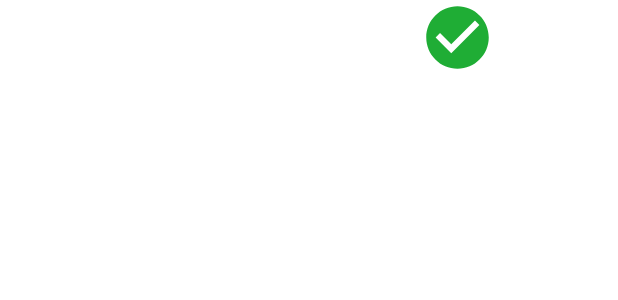
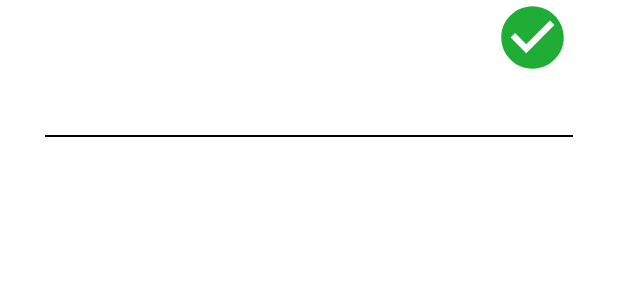
Before and after one commit to VinhPham2412/SmartOrder, an Android app: the layout custom_getbuffet.xml on its own in the app's theme, with its tools: preview values and no code run, on a phone screen of 412 x 824 dp. Shown: the top 300 px of the screen. Run offline under Robolectric (Android 15) with nearby library versions, the phone set to English and light mode, and no system bars.

Commit message:
Custom Layout

```diff
--- a/app/src/main/AndroidManifest.xml
+++ b/app/src/main/AndroidManifest.xml
@@ -13,7 +13,9 @@
         android:theme="@style/Theme.Su21G3Project">
         <activity android:name=".Customer.BookedHistory"></activity>
         <activity android:name=".Customer.OrderHistory" />
-        <activity android:name="Waiter.MainWaiterActivity" />
+        <activity android:name="Waiter.MainWaiterActivity" >
+
+        </activity>
         <activity android:name=".CommunicationCustomer" />
         <activity android:name=".NotificationActivity" />
         <activity android:name=".GetBuffetActivity" />
@@ -29,7 +31,6 @@
         <activity android:name=".MainActivity">
             <intent-filter>
                 <action android:name="android.intent.action.MAIN" />
-
                 <category android:name="android.intent.category.LAUNCHER" />
             </intent-filter>
         </activity>
--- a/app/src/main/java/Fragments/OrderFragment.java
+++ b/app/src/main/java/Fragments/OrderFragment.java
@@ -30,7 +30,7 @@ public class OrderFragment extends Fragment {
 
 
     private RecyclerView recyclerView;
-    private List<List<OrderDetail>> list;
+//    private List<List<OrderDetail>> list;
     private DatabaseReference reference;
     private OrderProcessingAdapter orderProcessingAdapter;
     private List<List<OrderDetail>> result = new ArrayList<>();
--- a/app/src/main/java/adapter/MenuAdapter.java
+++ b/app/src/main/java/adapter/MenuAdapter.java
@@ -69,7 +69,9 @@ public class MenuAdapter extends RecyclerView.Adapter<MenuAdapter.ViewHolder> {
         reference.addValueEventListener(new ValueEventListener() {
             @Override
             public void onDataChange(@NonNull @NotNull DataSnapshot snapshot) {
+                foods.clear();
                 for(DataSnapshot snap:snapshot.getChildren()){
+
                     Food food = snap.getValue(Food.class);
                     foods.add(food);
                 }
--- a/app/src/main/java/com/example/su21g3project/VerifySMSToken.java
+++ b/app/src/main/java/com/example/su21g3project/VerifySMSToken.java
@@ -56,7 +56,6 @@ public class VerifySMSToken extends AppCompatActivity {
                     if (task.isSuccessful()) {
                         SharedPreferences preferences = getSharedPreferences("main", Context.MODE_PRIVATE);
                         preferences.edit().clear().commit();
-
                         // Sign in success, update UI with the signed-in user's information
                         Log.d(TAG, "signInWithCredential:success");
                         Intent intent = new Intent(VerifySMSToken.this,MainActivity.class);
@@ -67,7 +66,7 @@ public class VerifySMSToken extends AppCompatActivity {
                        FirebaseUser firebaseUser=mAuth.getCurrentUser();
                        assert firebaseUser != null;
                        String userId=firebaseUser.getUid();
-                        databaseReference = FirebaseDatabase.getInstance().getReference("Users").child(userId);
+                        databaseReference = FirebaseDatabase.getInstance().getReference("User").child(userId);
                         ValueEventListener eventListener=new ValueEventListener() {
                             @Override
                             public void onDataChange(@NonNull DataSnapshot snapshot) {
--- a/app/src/main/java/model/ProcessOrder.java
+++ b/app/src/main/java/model/ProcessOrder.java
@@ -119,6 +119,7 @@ public class ProcessOrder {
         result.put("numberOfPeople", numberOfPeople);
         result.put("note", note);
         result.put("isVerify", isVerify);
+        result.put("status",false);
 
         return result;
     }
--- a/app/src/main/res/layout/activity_orders_food.xml
+++ b/app/src/main/res/layout/activity_orders_food.xml
@@ -44,7 +44,7 @@
             android:id="@+id/nuocngot"
             android:layout_width="60dp"
             android:layout_height="60dp"
-            android:layout_marginStart="50dp"
+            android:layout_marginStart="70dp"
             android:background="@drawable/customimage" />
 
         <ImageButton
@@ -71,6 +71,7 @@
             android:layout_height="wrap_content" />
 
     <LinearLayout
+
         android:layout_width="match_parent"
         android:layout_height="wrap_content"
         android:orientation="horizontal">
--- a/app/src/main/res/layout/custom_getbuffet.xml
+++ b/app/src/main/res/layout/custom_getbuffet.xml
@@ -14,7 +14,7 @@
         android:textSize="20dp"
         android:id="@+id/txtBuffetName"
         android:layout_toRightOf="@+id/imageViewBuffet"
-        android:layout_width="200dp"
+        android:layout_width="250dp"
         android:layout_height="40dp"/>
 
     <TextView
@@ -23,7 +23,7 @@
         android:textSize="18dp"
         android:textColor="@color/red"
         android:layout_toRightOf="@+id/imageViewBuffet"
-        android:layout_width="200dp"
+        android:layout_width="250dp"
         android:layout_height="30dp"
         android:layout_alignBottom="@+id/txtBuffetName"
         android:layout_marginBottom="-28dp" />
@@ -33,5 +33,12 @@
         android:layout_width="50dp"
         android:layout_height="50dp"
         android:src="@drawable/ic_baseline_check_circle_24"/>
+    <View android:layout_width="match_parent"
+        android:layout_below="@+id/imageViewBuffet"
+        android:layout_marginTop="10dp"
+        android:layout_marginLeft="30dp"
+        android:layout_marginRight="30dp"
+        android:layout_height="1dp"
+        android:background="@color/black" />
 
 </RelativeLayout>
```
Also changed, not shown: app/src/main/java/com/example/su21g3project/MainActivity.java (+8 -0 lines).
